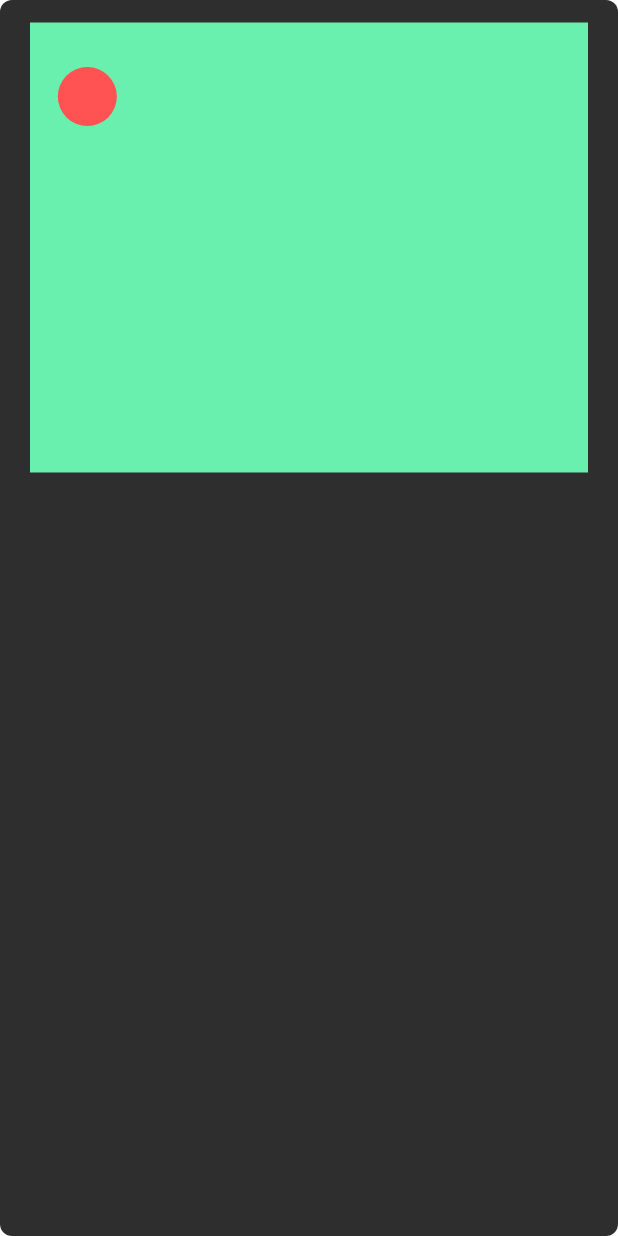
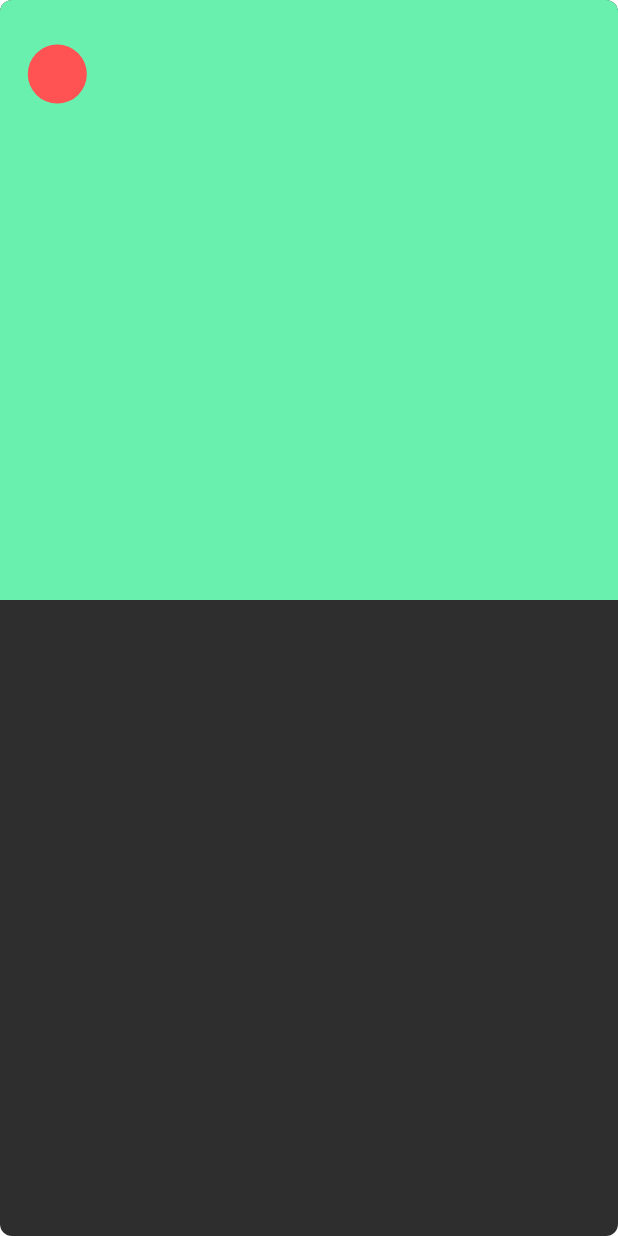
Before and after one commit to PationPrime/streamer_dashboard, a Flutter app: the StreamWidgetsScreen screen opened directly, on a phone screen of 412 x 824 dp. Run offline on Flutter 3.47's test engine with Material 3 defaults, Android fonts, the phone set to English and light mode, and no system bars; our stand-ins replace dartz, dio, easy_localization, equatable, flutter_bloc, flutter_keyboard_visibility and 4 more; missing offline and left inert: external_webview_window, flutter_acrylic, flutter_inappwebview, system_tray, window_manager; accounts and stored records are empty; network calls fail; project files that could hold a hidden picture were left out.

Commit message:
falling balls physics and paint

```diff
--- a/lib/src/app/widgets/falling_balls/falling_balls.dart
+++ b/lib/src/app/widgets/falling_balls/falling_balls.dart
@@ -8,18 +8,20 @@ part 'ball_painter.dart';
 part 'ball_physics.dart';
 
 class FallingBalls extends StatefulWidget {
-  final double? height;
-  final double? widht;
+  final double height;
+  final double widht;
   final double minBallRadius;
   final double maxBallRadius;
 
   const FallingBalls({
     super.key,
-    this.height,
-    this.widht,
+    this.height = 400,
+    this.widht = 300,
     this.minBallRadius = 10,
     this.maxBallRadius = 20,
-  }) : assert(minBallRadius <= maxBallRadius);
+  }) : assert(
+          minBallRadius <= maxBallRadius,
+        );
 
   @override
   State<FallingBalls> createState() => _FallingBallsState();
@@ -112,7 +114,10 @@ class _FallingBallsState extends State<FallingBalls>
 
   @override
   Widget build(BuildContext context) => CustomPaint(
-        size: Size(300, 400),
+        size: Size(
+          widget.widht,
+          widget.height,
+        ),
         painter: BallPainter(
           balls: balls,
         ),
--- a/lib/src/modules/stream_widgets/screens/stream_widgets_screen/stream_widgets_screen.dart
+++ b/lib/src/modules/stream_widgets/screens/stream_widgets_screen/stream_widgets_screen.dart
@@ -12,15 +12,9 @@ class _StreamWidgetsScreenState extends State<StreamWidgetsScreen> {
   @override
   Widget build(BuildContext context) => Scaffold(
         body: ListView(
-          padding: EdgeInsets.symmetric(
-            horizontal: 20,
-            vertical: 15,
-          ),
           children: [
             Container(
               color: Colors.greenAccent,
-              height: 300,
-              width: 100,
               child: FallingBalls(),
             ),
           ],
```
